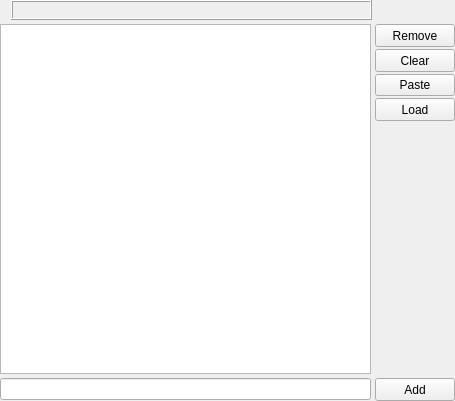
The window that sub3suite/src/widgets/InputWidget.ui (3nock/OTE) describes before a commit, drawn with Qt 5.
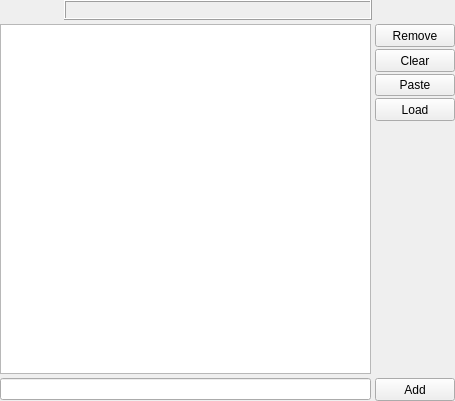
The same window after the commit.

What changed in the file:
```diff
--- a/sub3suite/src/widgets/InputWidget.ui
+++ b/sub3suite/src/widgets/InputWidget.ui
@@ -41,7 +41,7 @@
        </property>
        <property name="minimumSize">
         <size>
-         <width>0</width>
+         <width>60</width>
          <height>0</height>
         </size>
        </property>
```
